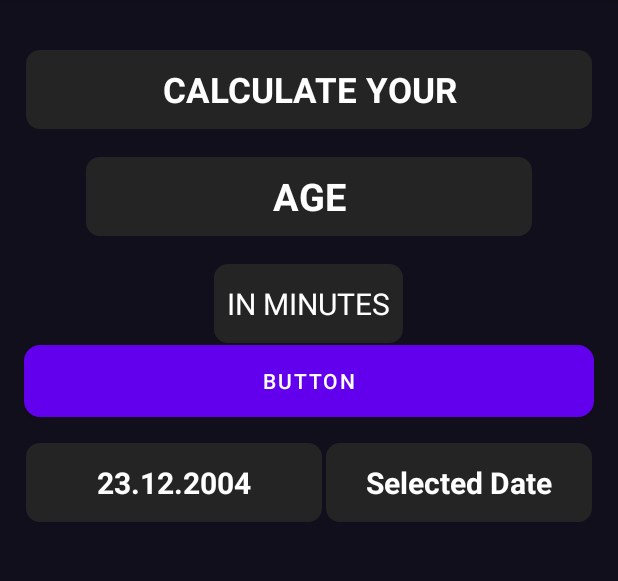
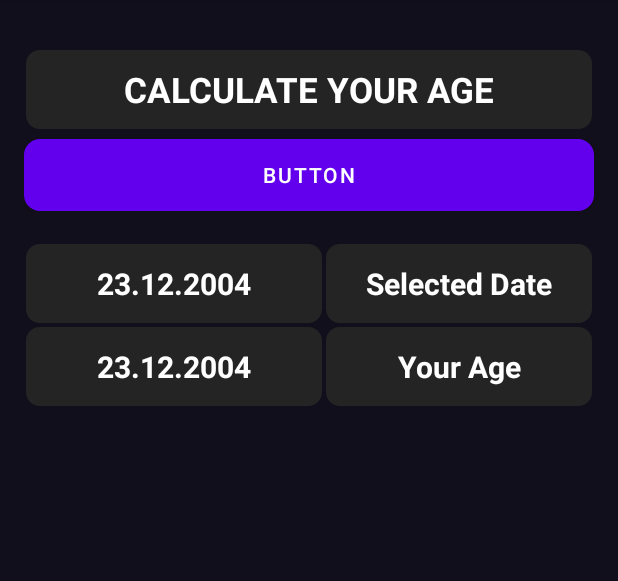
Before and after one commit to worthant/Lifespan-calculator, an Android app: the screen it shows after launch (MainActivity), on a phone screen of 412 x 824 dp, the part 84-665 px from its top. Run offline under Robolectric (Android 15) with nearby library versions, the phone set to English and light mode, and no system bars.

Commit message:
created LinearLayout dividers, finished beautifying UI

```diff
--- /dev/null
+++ b/app/src/main/res/drawable/empty_tall_divider.xml
@@ -0,0 +1,7 @@
+<?xml version="1.0" encoding="utf-8"?>
+
+<shape xmlns:android="http://schemas.android.com/apk/res/android">
+    <size
+        android:height="5dp"
+        android:width="0dp"/>
+</shape>
--- a/app/src/main/res/layout/activity_main.xml
+++ b/app/src/main/res/layout/activity_main.xml
@@ -9,14 +9,17 @@
     android:orientation="vertical"
     tools:context=".MainActivity"
     android:padding="16dp"
-    >
+    android:showDividers="middle"
+    android:divider="@drawable/empty_tall_divider">
 
-
+    <LinearLayout
+        android:layout_width="match_parent"
+        android:layout_height="wrap_content">
         <TextView
             android:layout_width="wrap_content"
             android:layout_height="wrap_content"
             android:layout_marginTop="16dp"
-        android:text="CALCULATE YOUR"
+            android:text="CALCULATE YOUR AGE"
             android:padding="10dp"
             android:gravity="center"
             android:background="@drawable/rounded_corner"
@@ -28,40 +31,12 @@
             app:layout_constraintEnd_toEndOf="parent"
             app:layout_constraintStart_toStartOf="parent"
             app:layout_constraintTop_toTopOf="parent" />
+    </LinearLayout>
 
-    <TextView
-        android:layout_width="wrap_content"
+    <LinearLayout
+        android:layout_width="match_parent"
         android:layout_height="wrap_content"
-        android:layout_marginTop="16dp"
-        android:padding="10dp"
-        android:text="AGE"
-        android:background="@drawable/rounded_corner"
-        android:height="55dp"
-        android:gravity="center"
-        android:width="300dp"
-        android:textColor="@color/white"
-        android:textSize="25sp"
-        android:textStyle="bold"
-        app:layout_constraintEnd_toEndOf="parent"
-        app:layout_constraintStart_toStartOf="parent"
-        app:layout_constraintTop_toTopOf="parent" />
-
-    <TextView
-        android:layout_width="wrap_content"
-        android:layout_height="wrap_content"
-        android:layout_marginTop="16dp"
-        android:gravity="center"
-        android:text="IN MINUTES"
-        android:background="@drawable/rounded_corner"
-        android:height="55dp"
-        android:textColor="@color/white"
-        android:textSize="20sp"
-        android:textStyle="normal"
-        app:layout_constraintEnd_toEndOf="parent"
-        app:layout_constraintStart_toStartOf="parent"
-        app:layout_constraintTop_toTopOf="parent"
-        />
-
+        >
         <Button
             android:id="@+id/someButton"
             android:layout_width="match_parent"
@@ -72,33 +47,31 @@
             app:layout_constraintStart_toStartOf="parent"
             app:layout_constraintTop_toTopOf="parent"
             />
-
+    </LinearLayout>
 
     <LinearLayout
         android:layout_width="match_parent"
-        android:layout_height="match_parent">
+        android:layout_height="wrap_content"
+        android:layout_marginTop="15dp">
 
         <TextView
             android:layout_width="wrap_content"
             android:layout_height="wrap_content"
-            android:layout_marginTop="16dp"
+            android:width="200dp"
+            android:height="55dp"
+            android:background="@drawable/rounded_corner"
             android:gravity="center"
             android:text="23.12.2004"
-            android:background="@drawable/rounded_corner"
-            android:height="55dp"
-            android:width="200dp"
             android:textColor="@color/white"
             android:textSize="20sp"
             android:textStyle="bold"
             app:layout_constraintEnd_toEndOf="parent"
             app:layout_constraintStart_toStartOf="parent"
-            app:layout_constraintTop_toTopOf="parent"
-            />
+            app:layout_constraintTop_toTopOf="parent" />
 
         <TextView
             android:layout_width="wrap_content"
             android:layout_height="wrap_content"
-            android:layout_marginTop="16dp"
             android:width="200dp"
             android:height="55dp"
             android:background="@drawable/rounded_corner"
@@ -111,4 +84,40 @@
             app:layout_constraintStart_toStartOf="parent"
             app:layout_constraintTop_toTopOf="parent" />
     </LinearLayout>
+
+    <LinearLayout
+        android:layout_width="match_parent"
+        android:layout_height="wrap_content"
+        android:layout_marginTop="-5dp">
+
+        <TextView
+            android:layout_width="wrap_content"
+            android:layout_height="wrap_content"
+            android:width="200dp"
+            android:height="55dp"
+            android:background="@drawable/rounded_corner"
+            android:gravity="center"
+            android:text="23.12.2004"
+            android:textColor="@color/white"
+            android:textSize="20sp"
+            android:textStyle="bold"
+            app:layout_constraintEnd_toEndOf="parent"
+            app:layout_constraintStart_toStartOf="parent"
+            app:layout_constraintTop_toTopOf="parent" />
+
+        <TextView
+            android:layout_width="wrap_content"
+            android:layout_height="wrap_content"
+            android:width="200dp"
+            android:height="55dp"
+            android:background="@drawable/rounded_corner"
+            android:gravity="center"
+            android:text="Your Age"
+            android:textColor="@color/white"
+            android:textSize="20sp"
+            android:textStyle="bold"
+            app:layout_constraintEnd_toEndOf="parent"
+            app:layout_constraintStart_toStartOf="parent"
+            app:layout_constraintTop_toTopOf="parent" />
     </LinearLayout>
+</LinearLayout>
```
Lines whose indentation alone changed are shown as unchanged.
